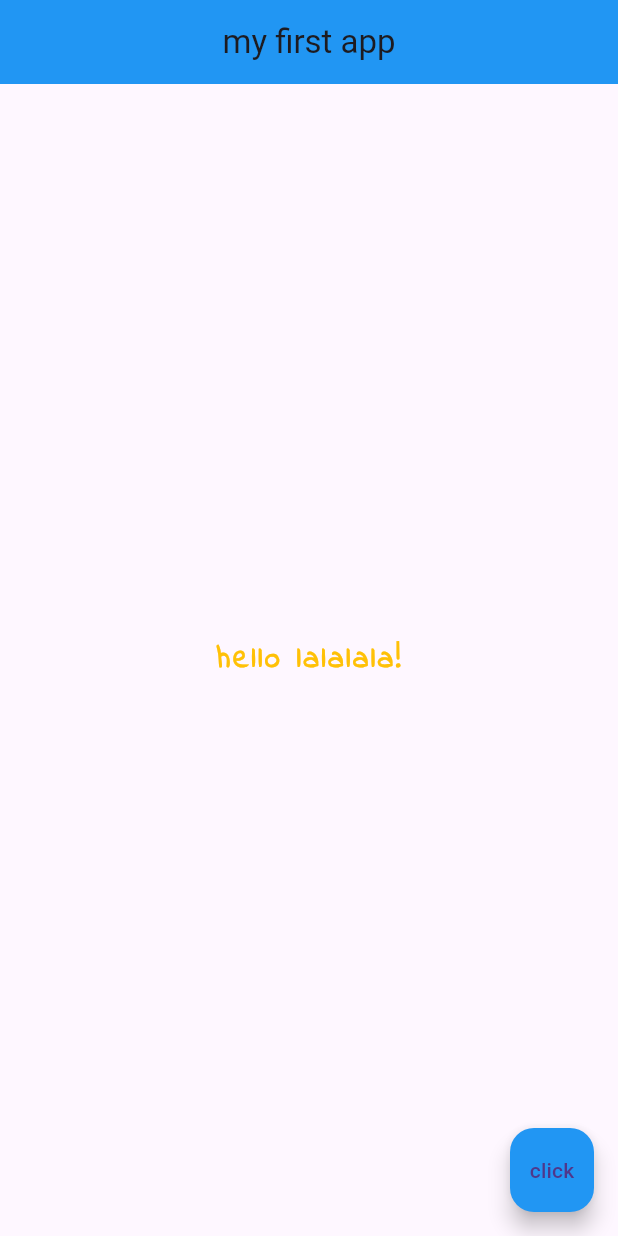
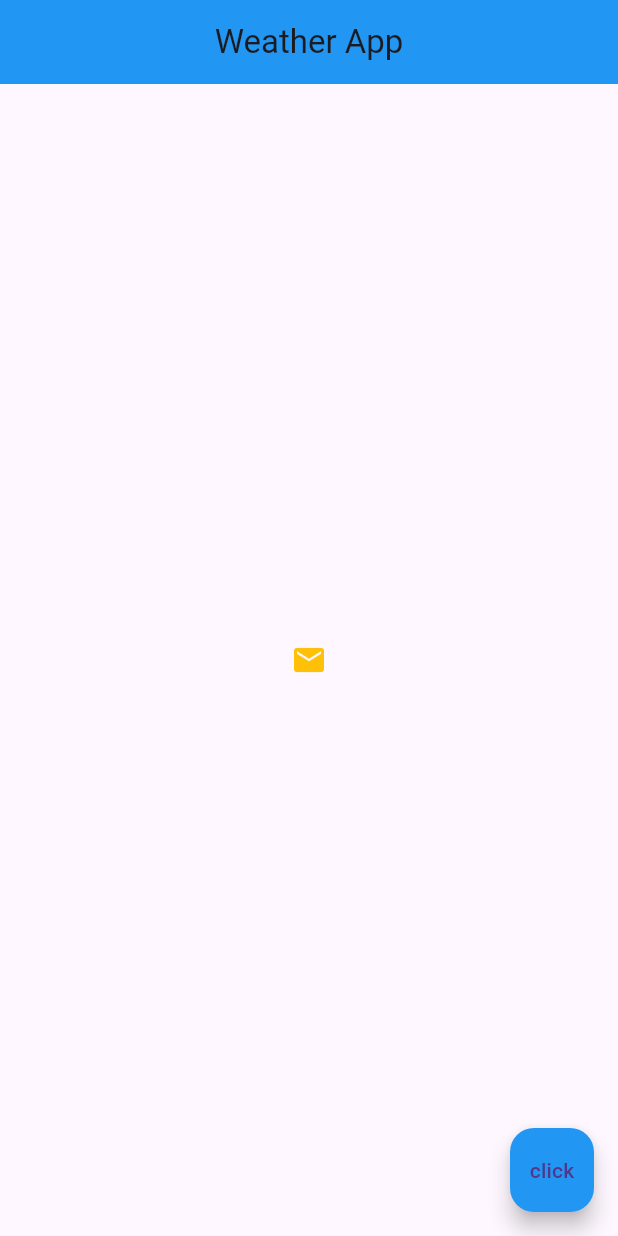
Before and after one commit to karthik-karalgikar/FlutterPractice, a Flutter app: the screen it shows after launch, after a tap on "click", on a phone screen of 412 x 824 dp. Run offline on Flutter 3.47's test engine with Material 3 defaults, Android fonts, the phone set to English and light mode, and no system bars.

Commit message:
text, icon, button, icon as a button

```diff
--- a/lib/main.dart
+++ b/lib/main.dart
@@ -9,25 +9,53 @@ class Home extends StatelessWidget {
   Widget build(BuildContext context) {
     return Scaffold(
       appBar: AppBar(
-          title: Text('my first app'),
+          title: Text('Weather App'),
           centerTitle: true,
           backgroundColor: Colors.blue
       ),
-      body: const Center(
-        child: Text(
-          'hello lalalala!',
-          style: TextStyle(
-            fontSize: 20.0,
-            fontWeight: FontWeight.bold,
-            letterSpacing: 2.0,
-            color: Colors.amber,
-            fontFamily: 'IndieFlower',
+      body: Center(
+        //text
+
+        // child: Text(
+        //   'hello lalalala!',
+        //   style: TextStyle(
+        //     fontSize: 20.0,
+        //     fontWeight: FontWeight.bold,
+        //     letterSpacing: 2.0,
+        //     color: Colors.amber,
+        //     fontFamily: 'IndieFlower',
+        //   ),
+        // ),
+
+        //image
+        // child: Image.asset('assets/test1.jpeg'),
+
+        //button
+        // child: ElevatedButton.icon(
+        //     onPressed: (){},
+        //     icon: Icon(
+        //         Icons.airline_seat_flat_angled
+        //     ),
+        //     label: Text('omomom'),
+        //   style: ElevatedButton.styleFrom(
+        //     backgroundColor: Colors.amber
+        //   ),
+        // ),
+
+        //Icon as a button
+        child: IconButton(
+          onPressed: () {},
+          icon: Icon(
+            Icons.email
           ),
+          color: Colors.amber,
         ),
       ),
       floatingActionButton: FloatingActionButton(
         backgroundColor: Colors.blue,
-        onPressed: () {  },
+        onPressed: () {
+          print('kakakaka');
+        },
         child: Text('click'),
       ),
     );
--- a/pubspec.yaml
+++ b/pubspec.yaml
@@ -59,9 +59,8 @@ flutter:
   uses-material-design: true
 
   # To add assets to your application, add an assets section, like this:
-  # assets:
-  #   - images/a_dot_burr.jpeg
-  #   - images/a_dot_ham.jpeg
+  assets:
+     - assets/
 
   # An image asset can refer to one or more resolution-specific "variants", see
   # https://flutter.dev/assets-and-images/#resolution-aware
```
Also changed, not shown: assets/test1.jpeg (added), assets/test2.jpeg (added).
